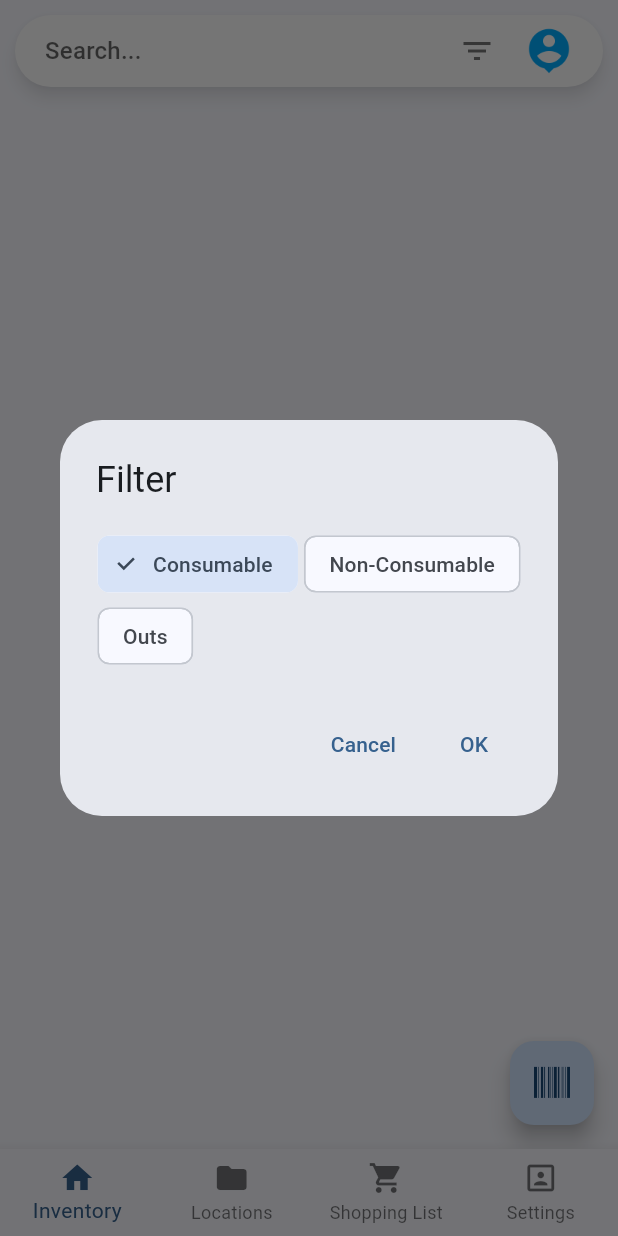
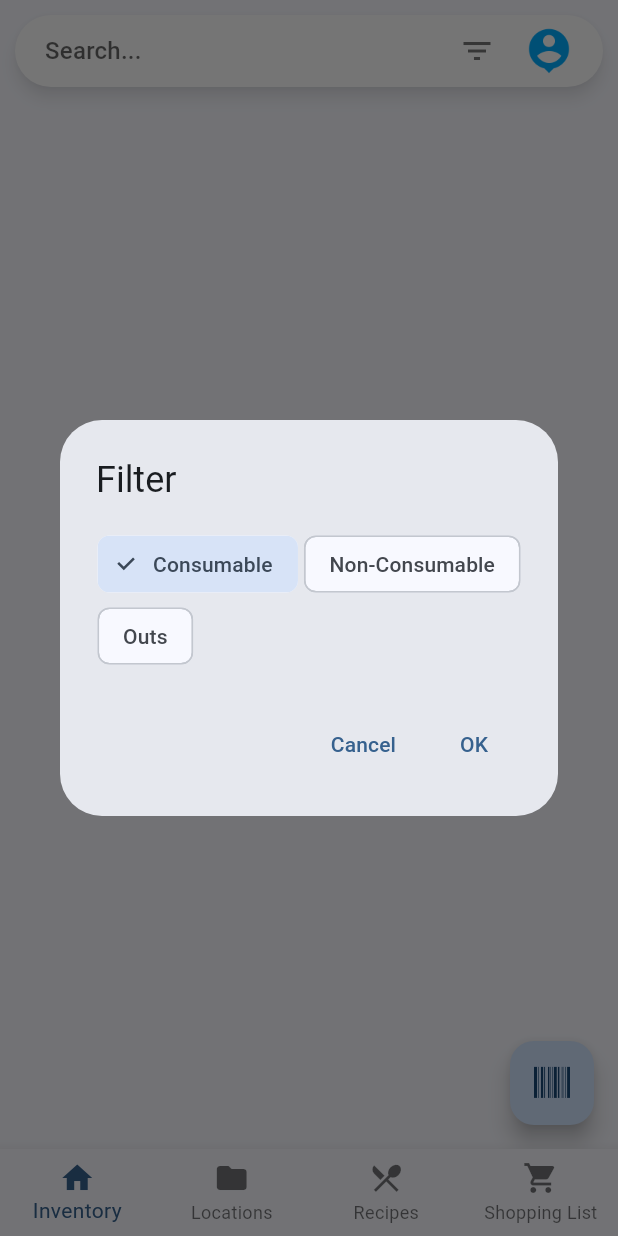
Before and after one commit to watkins-matt/thingzee, a Flutter app: the screen it shows after launch, after a tap on the "filter list" icon, on a phone screen of 412 x 824 dp. Run offline on Flutter 3.47's test engine with Material 2 defaults, Android fonts, the phone set to English and light mode, and no system bars; our stand-ins replace appwrite, connectivity_plus, csv, dio, file_picker, flutter_hooks and 12 more; missing offline and left inert: analyzer, build, duration, ml_algo, ml_dataframe, ml_linalg and 2 more; accounts and stored records are empty; generated files the repository leaves out were written again.

Commit message:
Add recipe browser

```diff
--- a/lib/pages/home/home_page.dart
+++ b/lib/pages/home/home_page.dart
@@ -1,6 +1,6 @@
 import 'package:flutter/material.dart';
 import 'package:thingzee/pages/inventory/inventory_page.dart';
-import 'package:thingzee/pages/settings/settings_page.dart';
+import 'package:thingzee/pages/recipe_browser/recipe_browser.dart';
 import 'package:thingzee/pages/shopping/shopping_list_page.dart';
 
 class HomePage extends StatefulWidget {
@@ -15,9 +15,20 @@ class _HomePageState extends State<HomePage> {
   List<Widget> pageList = [
     const InventoryPage(),
     Container(), // const LocationPage(),
+    const RecipeBrowser(),
     const ShoppingListPage(),
-    const SettingsPage()
   ];
+
+  Widget auditIcon() {
+    //   return Badge(
+    //       showBadge: manager.hasUncompleted,
+    //       toAnimate: false,
+    //       position: BadgePosition.topEnd(top: -15, end: -15),
+    //       badgeContent: Text(manager.uncompleted.toString()),
+    //       child: Icon(Icons.playlist_add_check));
+    // );
+    return const Icon(Icons.playlist_add_check);
+  }
 
   @override
   Widget build(BuildContext context) {
@@ -39,17 +50,6 @@ class _HomePageState extends State<HomePage> {
     });
   }
 
-  Widget auditIcon() {
-    //   return Badge(
-    //       showBadge: manager.hasUncompleted,
-    //       toAnimate: false,
-    //       position: BadgePosition.topEnd(top: -15, end: -15),
-    //       badgeContent: Text(manager.uncompleted.toString()),
-    //       child: Icon(Icons.playlist_add_check));
-    // );
-    return const Icon(Icons.playlist_add_check);
-  }
-
   Widget _bottomNavBar() {
     return BottomNavigationBar(
         onTap: itemSelected,
@@ -58,8 +58,8 @@ class _HomePageState extends State<HomePage> {
         items: const <BottomNavigationBarItem>[
           BottomNavigationBarItem(icon: Icon(Icons.home), label: 'Inventory'),
           BottomNavigationBarItem(icon: Icon(Icons.folder), label: 'Locations'),
-          BottomNavigationBarItem(icon: Icon(Icons.shopping_cart), label: 'Shopping List'),
-          BottomNavigationBarItem(icon: Icon(Icons.portrait), label: 'Settings')
+          BottomNavigationBarItem(icon: Icon(Icons.restaurant_menu), label: 'Recipes'),
+          BottomNavigationBarItem(icon: Icon(Icons.shopping_cart), label: 'Shopping List')
         ]);
   }
 }
```
